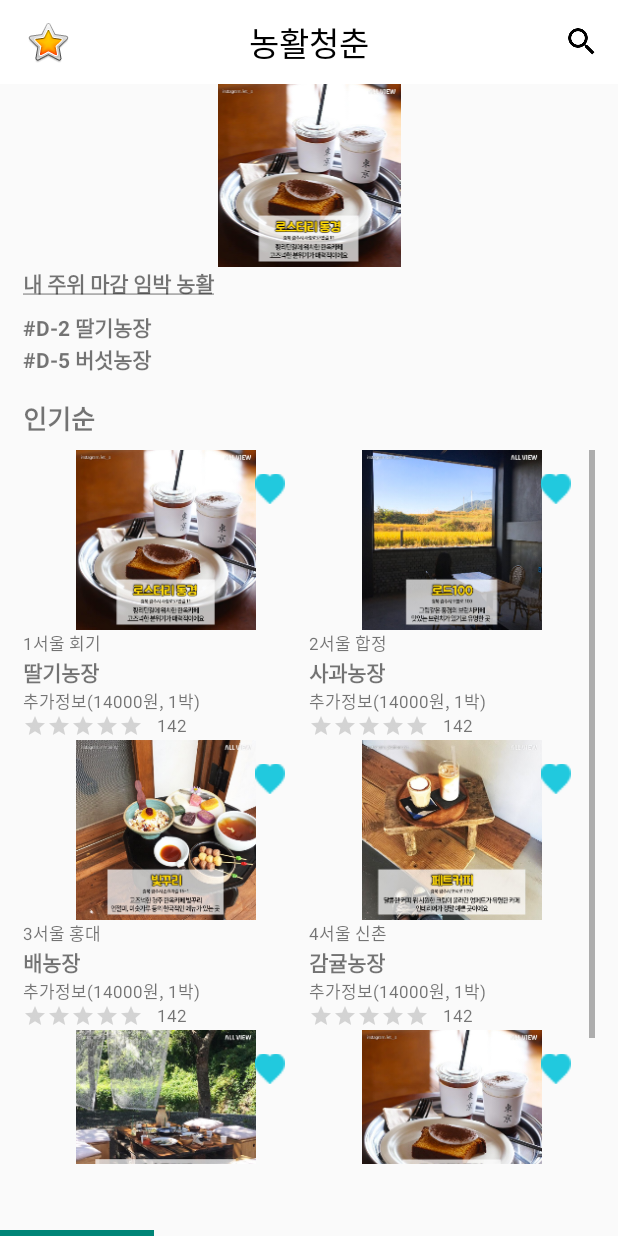
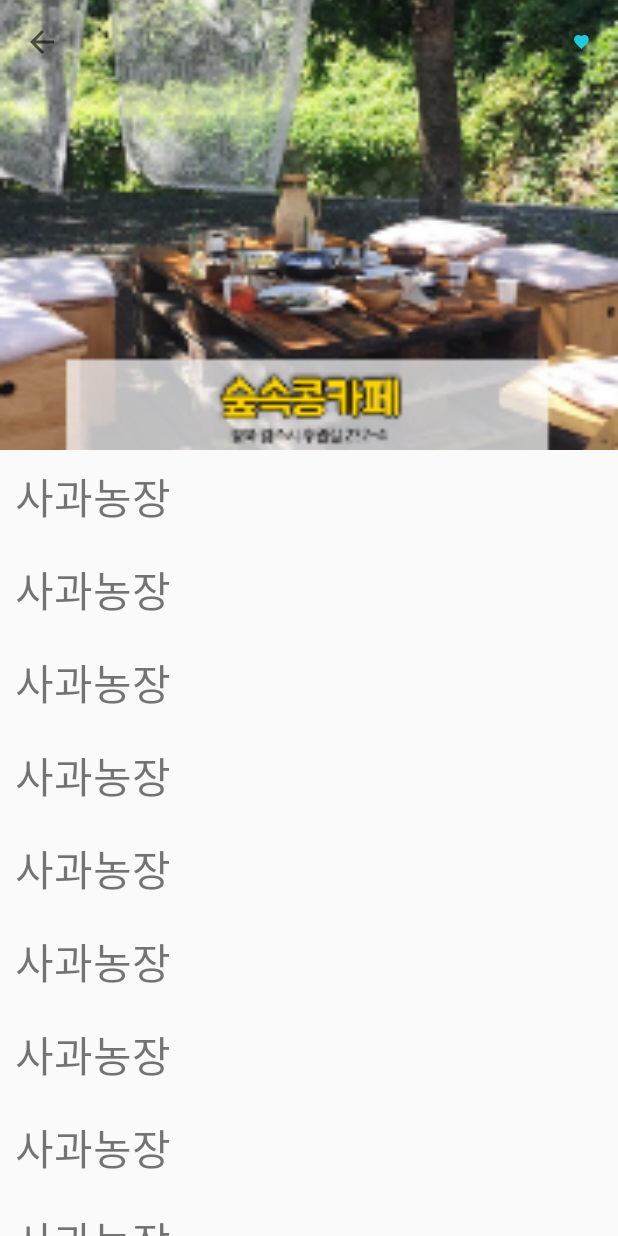
Before and after one commit to maeun/AppJam_Nong, an Android app: the screen it shows after launch (MainActivity before the commit, FarmDetailActivity after it), after a tap on "5서울 노원", on a phone screen of 412 x 824 dp. Run offline under Robolectric (Android 15) with nearby library versions, the phone set to English and light mode, and no system bars; libraries missing offline, so code that uses them is left out: com.facebook.drawee, org.sopt.cocochart; 6 statements that could not run were skipped.

Commit message:
detail로 가는 이벤트 및 사진 intent 구현 //다른 정보 intent 구현 중

```diff
--- a/app/src/main/java/com/youth/farm_volunteering/Home/FarmDetailActivity.kt
+++ b/app/src/main/java/com/youth/farm_volunteering/Home/FarmDetailActivity.kt
@@ -6,6 +6,8 @@ import android.os.Bundle
 import android.support.v7.app.AppCompatActivity
 import android.view.Menu
 import android.view.MenuItem
+
+import kotlinx.android.synthetic.main.activity_farm_detail.*
 
 class FarmDetailActivity : AppCompatActivity() {
 
@@ -21,6 +23,8 @@ class FarmDetailActivity : AppCompatActivity() {
 
         toolbar!!.setTitleTextColor(0xFF000000.toInt())
         toolbar!!.title = " "
+
+        toolbarImage.setImageResource(intent.getIntExtra("farm_img",0))
     }
 
     override fun onCreateOptionsMenu(menu: Menu?): Boolean {
--- a/app/src/main/java/com/youth/farm_volunteering/Home/HomeFragment.kt
+++ b/app/src/main/java/com/youth/farm_volunteering/Home/HomeFragment.kt
@@ -1,5 +1,6 @@
 package com.youth.farm_volunteering
 
+import android.content.Intent
 import android.os.Bundle
 import android.support.v4.app.Fragment
 import android.view.LayoutInflater
@@ -65,6 +66,14 @@ class HomeFragment : Fragment() {
                 var farmItem : FarmGridData = farmGridAdapter!!.getItem(position) as FarmGridData
                 Toast.makeText(context,""+ farmItem.farmName+ "선택", Toast.LENGTH_SHORT).show()
 
+                val FarmDetailIntent = Intent(context, FarmDetailActivity::class.java)
+                FarmDetailIntent.putExtra("farm_img",farmItem.farmPicture)
+                FarmDetailIntent.putExtra("",farmItem.farmLocation)
+                FarmDetailIntent.putExtra("",farmItem.farmName)
+                FarmDetailIntent.putExtra("",farmItem.farmPrice)
+                FarmDetailIntent.putExtra("",farmItem.farmDays)
+                startActivity(FarmDetailIntent)
+
             }
 
         })
--- a/app/src/main/res/layout/activity_farm_detail.xml
+++ b/app/src/main/res/layout/activity_farm_detail.xml
@@ -38,7 +38,7 @@
             <android.support.v7.widget.Toolbar
                 android:id="@+id/toolbar"
                 android:layout_width="match_parent"
-                android:layout_height="?attr/actionBarSize"
+                android:layout_height="?android:attr/actionBarSize"
                 app:title=" "
                 app:layout_collapseMode="pin" />
         </android.support.design.widget.CollapsingToolbarLayout>
--- a/build.gradle
+++ b/build.gradle
@@ -7,7 +7,7 @@ buildscript {
         jcenter()
     }
     dependencies {
-        classpath 'com.android.tools.build:gradle:3.1.2'
+        classpath 'com.android.tools.build:gradle:3.1.3'
         classpath "org.jetbrains.kotlin:kotlin-gradle-plugin:$kotlin_version"
         classpath 'com.github.dcendents:android-maven-gradle-plugin:1.5'
         classpath 'com.jfrog.bintray.gradle:gradle-bintray-plugin:1.4'
```
